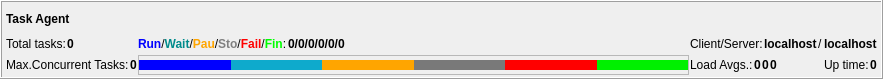
Before: the Qt Designer form qpfhmi/frmagentstatus.ui in aardalath/qpf, drawn with Qt 5.
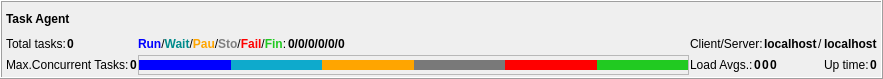
After: the same form once the commit is applied.

Commit message: Modify slightly the colors

What changed in the file:
```diff
--- a/qpfhmi/frmagentstatus.ui
+++ b/qpfhmi/frmagentstatus.ui
@@ -98,7 +98,7 @@
        <item>
         <widget class="QLabel" name="label_2">
          <property name="text">
-          <string>&lt;html&gt;&lt;head/&gt;&lt;body&gt;&lt;p&gt;&lt;span style=&quot; font-weight:600; color:#0000ff;&quot;&gt;Run&lt;/span&gt;/&lt;span style=&quot; font-weight:600; color:#008b8b;&quot;&gt;Wait&lt;/span&gt;/&lt;span style=&quot; font-weight:600; color:#ffa500;&quot;&gt;Pau&lt;/span&gt;/&lt;span style=&quot; font-weight:600; color:#808080;&quot;&gt;Sto&lt;/span&gt;/&lt;span style=&quot; font-weight:600; color:#ff0000;&quot;&gt;Fail&lt;/span&gt;/&lt;span style=&quot; font-weight:600; color:#00ff00;&quot;&gt;Fin&lt;/span&gt;:&lt;/p&gt;&lt;/body&gt;&lt;/html&gt;</string>
+          <string>&lt;html&gt;&lt;head/&gt;&lt;body&gt;&lt;p&gt;&lt;span style=&quot; font-weight:600; color:#0000ff;&quot;&gt;Run&lt;/span&gt;/&lt;span style=&quot; font-weight:600; color:#008b8b;&quot;&gt;Wait&lt;/span&gt;/&lt;span style=&quot; font-weight:600; color:#ffa500;&quot;&gt;Pau&lt;/span&gt;/&lt;span style=&quot; font-weight:600; color:#808080;&quot;&gt;Sto&lt;/span&gt;/&lt;span style=&quot; font-weight:600; color:#ff0000;&quot;&gt;Fail&lt;/span&gt;/&lt;span style=&quot; font-weight:600; color:#21ca21;&quot;&gt;Fin&lt;/span&gt;:&lt;/p&gt;&lt;/body&gt;&lt;/html&gt;</string>
          </property>
         </widget>
        </item>
@@ -486,7 +486,7 @@
            </sizepolicy>
           </property>
           <property name="styleSheet">
-           <string notr="true">background-color: rgb(0, 240, 0);</string>
+           <string notr="true">background-color: rgb(33, 202, 33);</string>
           </property>
           <property name="frameShape">
            <enum>QFrame::Panel</enum>
```
